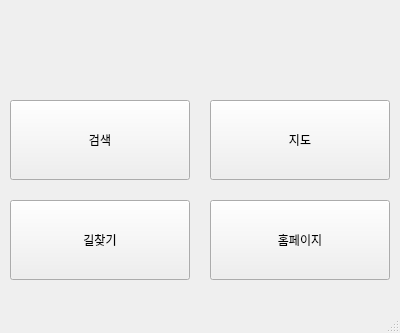
Old version of the form script.ui in the repository kwhk94/scriptgit.
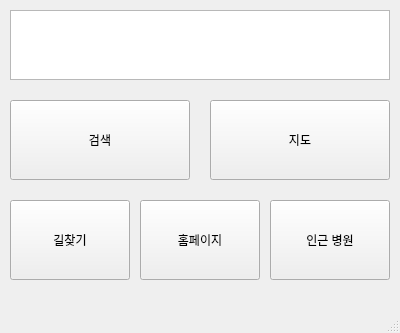
New version of the form.

The edit to the form file:
```diff
--- a/script.ui
+++ b/script.ui
@@ -20,14 +20,14 @@
    <widget class="QPushButton" name="pushButton">
     <property name="geometry">
      <rect>
-      <x>210</x>
+      <x>270</x>
       <y>200</y>
-      <width>180</width>
+      <width>120</width>
       <height>80</height>
      </rect>
     </property>
     <property name="text">
-     <string>홈페이지</string>
+     <string>인근 병원</string>
     </property>
    </widget>
    <widget class="QPushButton" name="pushButton_2">
@@ -61,7 +61,7 @@
      <rect>
       <x>10</x>
       <y>200</y>
-      <width>180</width>
+      <width>120</width>
       <height>80</height>
      </rect>
     </property>
@@ -69,6 +69,29 @@
      <string>길찾기</string>
     </property>
    </widget>
+   <widget class="QTextEdit" name="textEdit">
+    <property name="geometry">
+     <rect>
+      <x>10</x>
+      <y>10</y>
+      <width>380</width>
+      <height>70</height>
+     </rect>
+    </property>
+   </widget>
+   <widget class="QPushButton" name="pushButton_5">
+    <property name="geometry">
+     <rect>
+      <x>140</x>
+      <y>200</y>
+      <width>120</width>
+      <height>80</height>
+     </rect>
+    </property>
+    <property name="text">
+     <string>홈페이지</string>
+    </property>
+   </widget>
   </widget>
   <widget class="QMenuBar" name="menubar">
    <property name="geometry">
```
Left out of the diff: 41 changed lines with no effect on the pictures.
